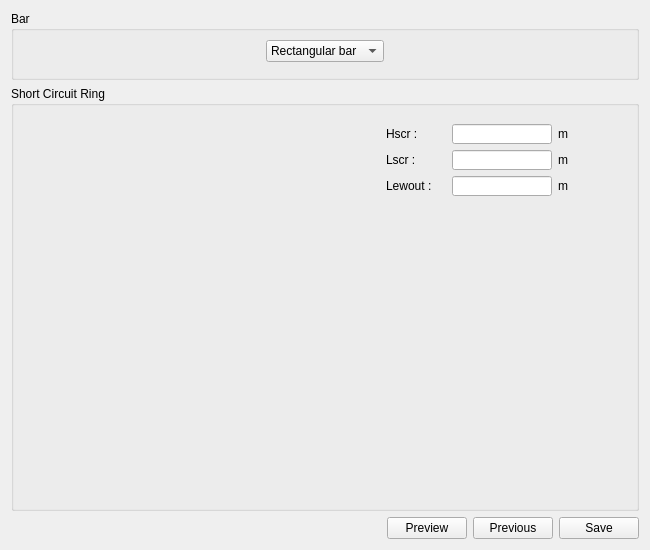
This is pyleecan/GUI/Dialog/DMachineSetup/SBar/SBar.ui in Eomys/pyleecan as Qt 5 draws it before an edit. The edited form follows.
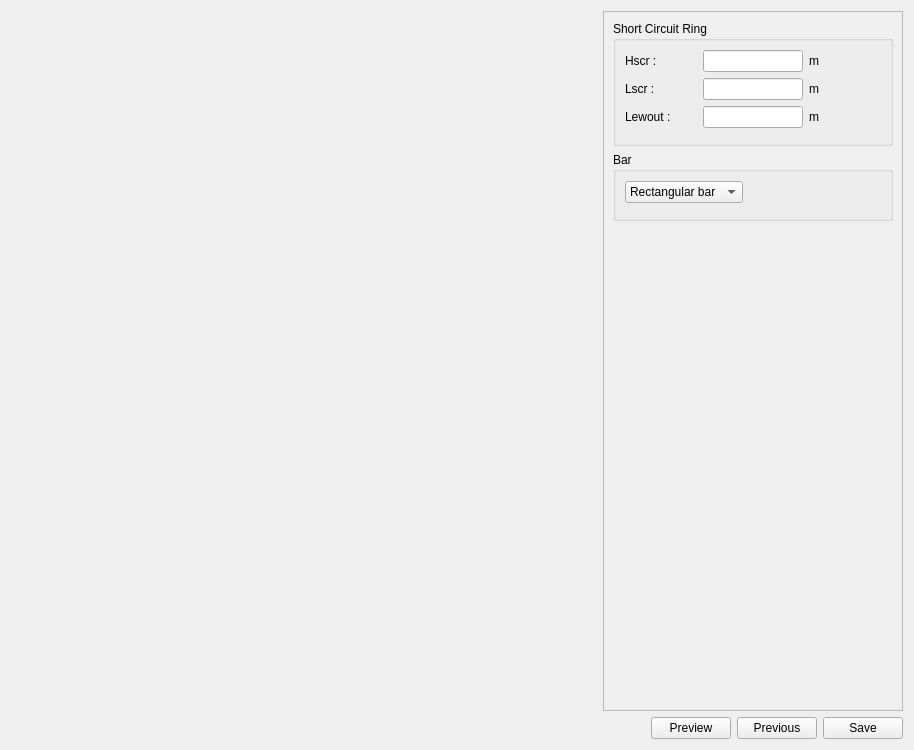
This is the edited form. Icons and pictures are not drawn. Custom widgets are drawn as their Qt base class.

```diff
--- a/pyleecan/GUI/Dialog/DMachineSetup/SBar/SBar.ui
+++ b/pyleecan/GUI/Dialog/DMachineSetup/SBar/SBar.ui
@@ -6,8 +6,8 @@
    <rect>
     <x>0</x>
     <y>0</y>
-    <width>650</width>
-    <height>550</height>
+    <width>914</width>
+    <height>750</height>
    </rect>
   </property>
   <property name="minimumSize">
@@ -19,74 +19,8 @@
   <property name="windowTitle">
    <string>Form</string>
   </property>
-  <layout class="QVBoxLayout" name="verticalLayout_2">
+  <layout class="QVBoxLayout" name="verticalLayout_5">
    <item>
-    <widget class="QGroupBox" name="g_bar">
-     <property name="title">
-      <string>Bar</string>
-     </property>
-     <layout class="QVBoxLayout" name="verticalLayout">
-      <item>
-       <layout class="QHBoxLayout" name="horizontalLayout">
-        <item>
-         <spacer name="horizontalSpacer">
-          <property name="orientation">
-           <enum>Qt::Horizontal</enum>
-          </property>
-          <property name="sizeHint" stdset="0">
-           <size>
-            <width>40</width>
-            <height>20</height>
-           </size>
-          </property>
-         </spacer>
-        </item>
-        <item>
-         <widget class="QComboBox" name="c_bar_type">
-          <property name="minimumSize">
-           <size>
-            <width>100</width>
-            <height>0</height>
-           </size>
-          </property>
-          <item>
-           <property name="text">
-            <string>Rectangular bar</string>
-           </property>
-          </item>
-          <item>
-           <property name="text">
-            <string>Die cast bar</string>
-           </property>
-          </item>
-         </widget>
-        </item>
-        <item>
-         <spacer name="horizontalSpacer_2">
-          <property name="orientation">
-           <enum>Qt::Horizontal</enum>
-          </property>
-          <property name="sizeHint" stdset="0">
-           <size>
-            <width>40</width>
-            <height>20</height>
-           </size>
-          </property>
-         </spacer>
-        </item>
-       </layout>
-      </item>
-      <item>
-       <widget class="QWidget" name="w_bar" native="true"/>
-      </item>
-     </layout>
-    </widget>
-   </item>
-   <item>
-    <widget class="QGroupBox" name="g_ring">
-     <property name="title">
-      <string>Short Circuit Ring</string>
-     </property>
      <layout class="QHBoxLayout" name="horizontalLayout_2">
       <item>
        <widget class="QLabel" name="img_ring">
@@ -103,29 +37,50 @@
          <pixmap resource="../../../Resources/pyleecan.qrc">:/images/images/MachineSetup/Bar/Ring.PNG</pixmap>
         </property>
         <property name="scaledContents">
-         <bool>true</bool>
+        <bool>false</bool>
+       </property>
+       <property name="alignment">
+        <set>Qt::AlignCenter</set>
         </property>
        </widget>
       </item>
       <item>
-       <widget class="QWidget" name="widget" native="true">
-        <property name="minimumSize">
-         <size>
-          <width>250</width>
-          <height>0</height>
-         </size>
-        </property>
+      <widget class="QScrollArea" name="scrollArea">
         <property name="maximumSize">
          <size>
-          <width>250</width>
+         <width>300</width>
           <height>16777215</height>
          </size>
         </property>
-        <layout class="QVBoxLayout" name="verticalLayout_3">
+       <property name="widgetResizable">
+        <bool>true</bool>
+       </property>
+       <widget class="QWidget" name="scrollAreaWidgetContents">
+        <property name="geometry">
+         <rect>
+          <x>0</x>
+          <y>0</y>
+          <width>298</width>
+          <height>687</height>
+         </rect>
+        </property>
+        <layout class="QVBoxLayout" name="verticalLayout_4">
+         <item>
+          <widget class="QGroupBox" name="g_ring">
+           <property name="title">
+            <string>Short Circuit Ring</string>
+           </property>
+           <layout class="QVBoxLayout" name="verticalLayout_2">
          <item>
           <layout class="QGridLayout" name="gridLayout">
            <item row="2" column="1">
             <widget class="FloatEdit" name="lf_Lewout">
+                <property name="sizePolicy">
+                 <sizepolicy hsizetype="Expanding" vsizetype="Preferred">
+                  <horstretch>0</horstretch>
+                  <verstretch>0</verstretch>
+                 </sizepolicy>
+                </property>
              <property name="minimumSize">
               <size>
                <width>70</width>
@@ -135,7 +90,7 @@
              <property name="maximumSize">
               <size>
                <width>100</width>
-               <height>20</height>
+                  <height>16777215</height>
               </size>
              </property>
             </widget>
@@ -181,6 +136,12 @@
            </item>
            <item row="0" column="1">
             <widget class="FloatEdit" name="lf_Hscr">
+                <property name="sizePolicy">
+                 <sizepolicy hsizetype="Expanding" vsizetype="Preferred">
+                  <horstretch>0</horstretch>
+                  <verstretch>0</verstretch>
+                 </sizepolicy>
+                </property>
              <property name="minimumSize">
               <size>
                <width>70</width>
@@ -190,13 +151,19 @@
              <property name="maximumSize">
               <size>
                <width>100</width>
-               <height>20</height>
+                  <height>16777215</height>
               </size>
              </property>
             </widget>
            </item>
            <item row="1" column="1">
             <widget class="FloatEdit" name="lf_Lscr">
+                <property name="sizePolicy">
+                 <sizepolicy hsizetype="Expanding" vsizetype="Preferred">
+                  <horstretch>0</horstretch>
+                  <verstretch>0</verstretch>
+                 </sizepolicy>
+                </property>
              <property name="minimumSize">
               <size>
                <width>70</width>
@@ -206,7 +173,7 @@
              <property name="maximumSize">
               <size>
                <width>100</width>
-               <height>20</height>
+                  <height>16777215</height>
               </size>
              </property>
             </widget>
@@ -253,7 +220,73 @@
           </layout>
          </item>
          <item>
-          <widget class="WMatSelect" name="w_mat" native="true"/>
+             <widget class="WMatSelectV" name="w_mat_scr" native="true">
+              <property name="minimumSize">
+               <size>
+                <width>100</width>
+                <height>0</height>
+               </size>
+              </property>
+             </widget>
+            </item>
+           </layout>
+          </widget>
+         </item>
+         <item>
+          <widget class="QGroupBox" name="g_bar">
+           <property name="title">
+            <string>Bar</string>
+           </property>
+           <layout class="QVBoxLayout" name="verticalLayout">
+            <item>
+             <layout class="QHBoxLayout" name="horizontalLayout">
+              <item>
+               <widget class="QComboBox" name="c_bar_type">
+                <property name="minimumSize">
+                 <size>
+                  <width>100</width>
+                  <height>0</height>
+                 </size>
+                </property>
+                <item>
+                 <property name="text">
+                  <string>Rectangular bar</string>
+                 </property>
+                </item>
+                <item>
+                 <property name="text">
+                  <string>Die cast bar</string>
+                 </property>
+                </item>
+               </widget>
+              </item>
+              <item>
+               <spacer name="horizontalSpacer_2">
+                <property name="orientation">
+                 <enum>Qt::Horizontal</enum>
+                </property>
+                <property name="sizeHint" stdset="0">
+                 <size>
+                  <width>40</width>
+                  <height>20</height>
+                 </size>
+                </property>
+               </spacer>
+              </item>
+             </layout>
+            </item>
+            <item>
+             <widget class="QWidget" name="w_bar" native="true">
+              <property name="maximumSize">
+               <size>
+                <width>299</width>
+                <height>16777215</height>
+               </size>
+              </property>
+             </widget>
+            </item>
+           </layout>
+          </widget>
          </item>
          <item>
           <spacer name="verticalSpacer">
@@ -270,9 +303,9 @@
          </item>
         </layout>
        </widget>
-      </item>
-     </layout>
-    </widget>
+      </widget>
+     </item>
+    </layout>
    </item>
    <item>
     <layout class="QHBoxLayout" name="horizontalLayout_3">
@@ -324,19 +357,15 @@
    <header>.....GUI/Tools/FloatEdit.h</header>
   </customwidget>
   <customwidget>
-   <class>WMatSelect</class>
+   <class>WMatSelectV</class>
    <extends>QWidget</extends>
-   <header>.....GUI.Dialog.DMatLib.WMatSelect.WMatSelect.h</header>
+   <header>.....GUI.Dialog.DMatLib.WMatSelect.WMatSelectV.h</header>
    <container>1</container>
   </customwidget>
  </customwidgets>
  <tabstops>
-  <tabstop>lf_Hscr</tabstop>
-  <tabstop>lf_Lscr</tabstop>
-  <tabstop>lf_Lewout</tabstop>
   <tabstop>b_previous</tabstop>
   <tabstop>b_plot</tabstop>
-  <tabstop>c_bar_type</tabstop>
  </tabstops>
  <resources>
   <include location="../../../Resources/pyleecan.qrc"/>
```
Lines whose indentation alone changed are shown as unchanged.
